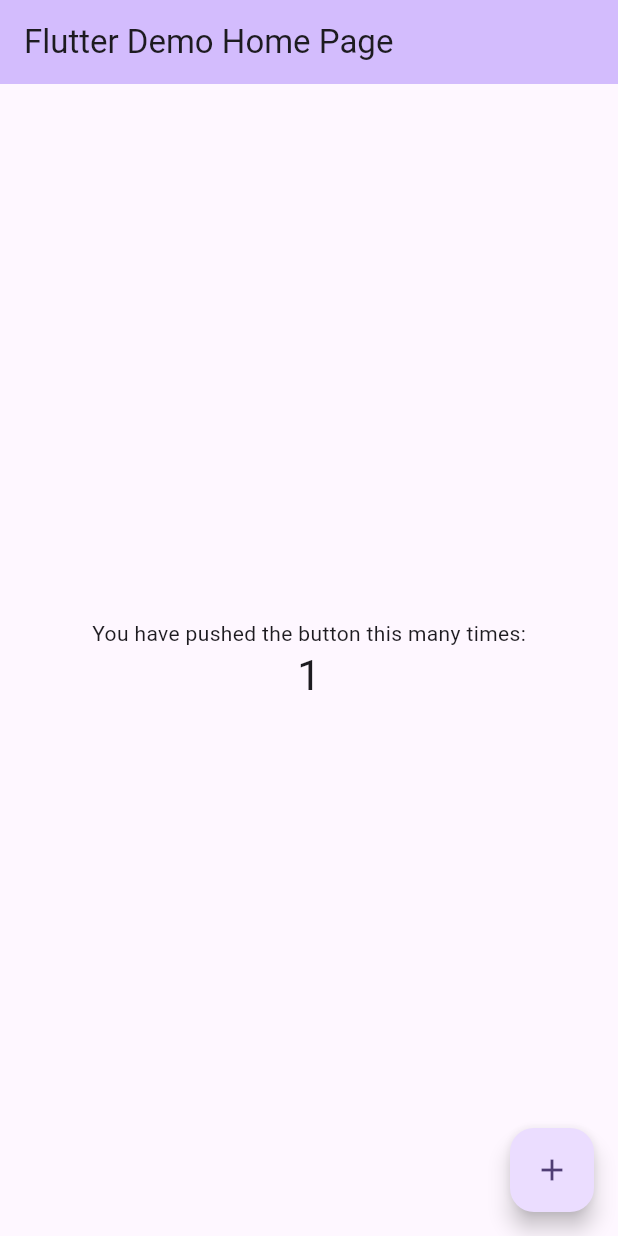
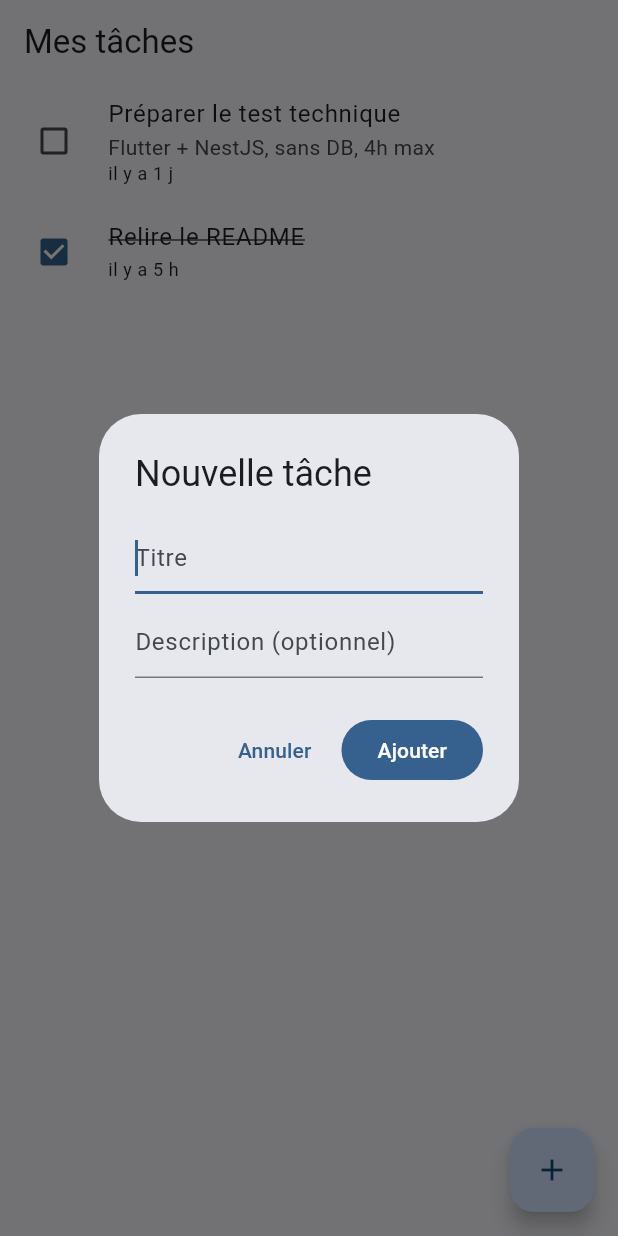
Before and after one commit to Santatriniaina17/task-manager-flutter, a Flutter app: the screen it shows after launch, after a tap on the "add" icon, on a phone screen of 412 x 824 dp. Run offline on Flutter 3.47's test engine with Material 3 defaults, Android fonts, the phone set to English and light mode, and no system bars.

Commit message:
29/07/2026

```diff
--- a/lib/main.dart
+++ b/lib/main.dart
@@ -1,4 +1,7 @@
 import 'package:flutter/material.dart';
+import 'package:provider/provider.dart';
+import 'package:task_manager_lite/providers/task_provider.dart';
+import 'package:task_manager_lite/screens/task_list_screen.dart';
 
 void main() {
   runApp(const MyApp());
@@ -7,115 +10,18 @@ void main() {
 class MyApp extends StatelessWidget {
   const MyApp({super.key});
 
-  // This widget is the root of your application.
   @override
   Widget build(BuildContext context) {
-    return MaterialApp(
-      title: 'Flutter Demo',
-      theme: ThemeData(
-        // This is the theme of your application.
-        //
-        // TRY THIS: Try running your application with "flutter run". You'll see
-        // the application has a purple toolbar. Then, without quitting the app,
-        // try changing the seedColor in the colorScheme below to Colors.green
-        // and then invoke "hot reload" (save your changes or press the "hot
-        // reload" button in a Flutter-supported IDE, or press "r" if you used
-        // the command line to start the app).
-        //
-        // Notice that the counter didn't reset back to zero; the application
-        // state is not lost during the reload. To reset the state, use hot
-        // restart instead.
-        //
-        // This works for code too, not just values: Most code changes can be
-        // tested with just a hot reload.
-        colorScheme: .fromSeed(seedColor: Colors.deepPurple),
-      ),
-      home: const MyHomePage(title: 'Flutter Demo Home Page'),
-    );
-  }
-}
-
-class MyHomePage extends StatefulWidget {
-  const MyHomePage({super.key, required this.title});
-
-  // This widget is the home page of your application. It is stateful, meaning
-  // that it has a State object (defined below) that contains fields that affect
-  // how it looks.
-
-  // This class is the configuration for the state. It holds the values (in this
-  // case the title) provided by the parent (in this case the App widget) and
-  // used by the build method of the State. Fields in a Widget subclass are
-  // always marked "final".
-
-  final String title;
-
-  @override
-  State<MyHomePage> createState() => _MyHomePageState();
-}
-
-class _MyHomePageState extends State<MyHomePage> {
-  int _counter = 0;
-
-  void _incrementCounter() {
-    setState(() {
-      // This call to setState tells the Flutter framework that something has
-      // changed in this State, which causes it to rerun the build method below
-      // so that the display can reflect the updated values. If we changed
-      // _counter without calling setState(), then the build method would not be
-      // called again, and so nothing would appear to happen.
-      _counter++;
-    });
-  }
-
-  @override
-  Widget build(BuildContext context) {
-    // This method is rerun every time setState is called, for instance as done
-    // by the _incrementCounter method above.
-    //
-    // The Flutter framework has been optimized to make rerunning build methods
-    // fast, so that you can just rebuild anything that needs updating rather
-    // than having to individually change instances of widgets.
-    return Scaffold(
-      appBar: AppBar(
-        // TRY THIS: Try changing the color here to a specific color (to
-        // Colors.amber, perhaps?) and trigger a hot reload to see the AppBar
-        // change color while the other colors stay the same.
-        backgroundColor: Theme.of(context).colorScheme.inversePrimary,
-        // Here we take the value from the MyHomePage object that was created by
-        // the App.build method, and use it to set our appbar title.
-        title: Text(widget.title),
-      ),
-      body: Center(
-        // Center is a layout widget. It takes a single child and positions it
-        // in the middle of the parent.
-        child: Column(
-          // Column is also a layout widget. It takes a list of children and
-          // arranges them vertically. By default, it sizes itself to fit its
-          // children horizontally, and tries to be as tall as its parent.
-          //
-          // Column has various properties to control how it sizes itself and
-          // how it positions its children. Here we use mainAxisAlignment to
-          // center the children vertically; the main axis here is the vertical
-          // axis because Columns are vertical (the cross axis would be
-          // horizontal).
-          //
-          // TRY THIS: Invoke "debug painting" (choose the "Toggle Debug Paint"
-          // action in the IDE, or press "p" in the console), to see the
-          // wireframe for each widget.
-          mainAxisAlignment: .center,
-          children: [
-            const Text('You have pushed the button this many times:'),
-            Text(
-              '$_counter',
-              style: Theme.of(context).textTheme.headlineMedium,
-            ),
-          ],
+    return ChangeNotifierProvider(
+      create: (_) => TaskProvider()..fetchTasks(),
+      child: MaterialApp(
+        title: 'Task Manager Lite',
+        debugShowCheckedModeBanner: false,
+        theme: ThemeData(
+          colorScheme: ColorScheme.fromSeed(seedColor: Colors.blue),
+          useMaterial3: true,
         ),
-      ),
-      floatingActionButton: FloatingActionButton(
-        onPressed: _incrementCounter,
-        tooltip: 'Increment',
-        child: const Icon(Icons.add),
+        home: const TaskListScreen(),
       ),
     );
   }
--- a/lib/models/task.dart
+++ b/lib/models/task.dart
@@ -1,24 +1,55 @@
 class Task {
   final String id;
   final String title;
+  final String? description;
   final bool isDone;
+  final DateTime createdAt;
 
-  Task({required this.id, required this.title, required this.isDone});
+  Task({
+    required this.id,
+    required this.title,
+    required this.isDone,
+    this.description,
+    required this.createdAt,
+  });
+
+  //copier et modifiée
+  Task copyWith({
+    String? id,
+    String? title,
+    bool? isDone,
+    String? description,
+    DateTime? createdAt,
+  }) {
+    return Task(
+      id: id ?? this.id,
+      title: title ?? this.title,
+      isDone: isDone ?? this.isDone,
+      description: description ?? this.description,
+      createdAt: createdAt ?? this.createdAt,
+    );
+  }
 
   factory Task.fromJson(Map<String, dynamic> json) {
-    return Task(id: json['id'], title: json['title'], isDone: json['isDone']);
+    return Task(
+      id: json['id'].toString(),
+      title: json['title'] as String,
+      description: json['description'] as String?,
+      isDone: json['isDone'] as bool? ?? false,
+      createdAt: DateTime.parse(json['createdAt'] as String),
+    );
   }
 
   Map<String, dynamic> toJson() {
-    return {'title': title, 'isDone': isDone};
+    return {
+      'title': title,
+      'description': description,
+      'isDone': isDone,
+      'createdAt': createdAt.toIso8601String(),
+    };
   }
 
-  //copier et modifiée
-  Task copyWith({String? title, bool? isDone}) {
-    return Task(
-      id: id,
-      title: title ?? this.title,
-      isDone: isDone ?? this.isDone,
-    );
-  }
+  @override
+  String toString() =>
+      'Task(id: $id, title: $title, description: $description, isDone: $isDone, createdAt: $createdAt)';
 }
--- /dev/null
+++ b/lib/providers/task_provider.dart
@@ -0,0 +1,86 @@
+import 'package:flutter/foundation.dart';
+import '../models/task.dart';
+import '../repositories/task_repository.dart';
+import '../repositories/mock_task_repository.dart';
+
+class TaskProvider extends ChangeNotifier {
+  final TaskRepository _repository;
+
+  TaskProvider({TaskRepository? repository})
+    : _repository = repository ?? MockTaskRepository();
+
+  List<Task> _tasks = [];
+  bool _isLoading = false;
+  String? _errorMessage;
+
+  List<Task> get tasks => List.unmodifiable(_tasks);
+  bool get isLoading => _isLoading;
+  String? get errorMessage => _errorMessage;
+
+  Future<void> fetchTasks() async {
+    _isLoading = true;
+    _errorMessage = null;
+    notifyListeners();
+
+    try {
+      _tasks = await _repository.fetchTasks();
+    } on TaskRepositoryException catch (e) {
+      _errorMessage = e.message;
+    } finally {
+      _isLoading = false;
+      notifyListeners();
+    }
+  }
+
+  Future<void> addTask(String title, {String? description}) async {
+    _errorMessage = null;
+    try {
+      final created = await _repository.createTask(
+        title: title,
+        description: description,
+      );
+      _tasks = [..._tasks, created];
+      notifyListeners();
+    } on TaskRepositoryException catch (e) {
+      _errorMessage = e.message;
+      notifyListeners();
+    }
+  }
+
+  /// Coche / décoche une tâche avec mise à jour optimiste.
+  Future<void> toggleTask(Task task) async {
+    final previousTasks = _tasks;
+    final optimistic = task.copyWith(isDone: !task.isDone);
+    _tasks = _tasks.map((t) => t.id == task.id ? optimistic : t).toList();
+    _errorMessage = null;
+    notifyListeners();
+
+    try {
+      final updated = await _repository.updateTask(
+        task.id,
+        isDone: optimistic.isDone,
+      );
+      _tasks = _tasks.map((t) => t.id == task.id ? updated : t).toList();
+    } on TaskRepositoryException catch (e) {
+      _tasks = previousTasks; // rollback
+      _errorMessage = e.message;
+    } finally {
+      notifyListeners();
+    }
+  }
+
+  Future<void> deleteTask(String id) async {
+    final previousTasks = _tasks;
+    _tasks = _tasks.where((t) => t.id != id).toList();
+    _errorMessage = null;
+    notifyListeners();
+
+    try {
+      await _repository.deleteTask(id);
+    } on TaskRepositoryException catch (e) {
+      _tasks = previousTasks; // rollback
+      _errorMessage = e.message;
+      notifyListeners();
+    }
+  }
+}
--- /dev/null
+++ b/lib/repositories/mock_task_repository.dart
@@ -0,0 +1,89 @@
+import '../models/task.dart';
+import 'task_repository.dart';
+
+class MockTaskRepository implements TaskRepository {
+  int _idCounter = 3; // 1 et 2 déjà utilisés par les tâches de seed
+  final Duration latency;
+
+  final bool shouldFail;
+
+  MockTaskRepository({
+    this.latency = const Duration(milliseconds: 500),
+    this.shouldFail = false,
+  });
+
+  final List<Task> _tasks = [
+    Task(
+      id: '1',
+      title: 'Préparer le test technique',
+      description: 'Flutter + NestJS, sans DB, 4h max',
+      isDone: false,
+      createdAt: DateTime.now().subtract(const Duration(days: 1)),
+    ),
+    Task(
+      id: '2',
+      title: 'Relire le README',
+      isDone: true,
+      createdAt: DateTime.now().subtract(const Duration(hours: 5)),
+    ),
+  ];
+
+  Future<void> _simulateNetwork() async {
+    await Future.delayed(latency);
+    if (shouldFail) {
+      throw TaskRepositoryException('Erreur réseau simulée.');
+    }
+  }
+
+  @override
+  Future<List<Task>> fetchTasks() async {
+    await _simulateNetwork();
+    // Retourne une copie pour ne pas exposer la liste interne.
+    return List.unmodifiable(_tasks);
+  }
+
+  @override
+  Future<Task> createTask({required String title, String? description}) async {
+    await _simulateNetwork();
+    final task = Task(
+      id: (_idCounter++).toString(),
+      title: title,
+      description: description,
+      isDone: false,
+      createdAt: DateTime.now(),
+    );
+    _tasks.add(task);
+    return task;
+  }
+
+  @override
+  Future<Task> updateTask(
+    String id, {
+    String? title,
+    String? description,
+    bool? isDone,
+  }) async {
+    await _simulateNetwork();
+    final index = _tasks.indexWhere((t) => t.id == id);
+    if (index == -1) {
+      throw TaskRepositoryException('Tâche $id introuvable.');
+    }
+    final updated = _tasks[index].copyWith(
+      title: title,
+      description: description,
+      isDone: isDone,
+    );
+    _tasks[index] = updated;
+    return updated;
+  }
+
+  @override
+  Future<void> deleteTask(String id) async {
+    await _simulateNetwork();
+    final removed = _tasks.any((t) => t.id == id);
+    if (!removed) {
+      throw TaskRepositoryException('Tâche $id introuvable.');
+    }
+    _tasks.removeWhere((t) => t.id == id);
+  }
+}
--- /dev/null
+++ b/lib/repositories/task_repository.dart
@@ -0,0 +1,24 @@
+import '../models/task.dart';
+
+class TaskRepositoryException implements Exception {
+  final String message;
+  TaskRepositoryException(this.message);
+
+  @override
+  String toString() => message;
+}
+
+abstract class TaskRepository {
+  Future<List<Task>> fetchTasks();
+
+  Future<Task> createTask({required String title, String? description});
+
+  Future<Task> updateTask(
+    String id, {
+    String? title,
+    String? description,
+    bool? isDone,
+  });
+
+  Future<void> deleteTask(String id);
+}
--- /dev/null
+++ b/lib/screens/task_list_screen.dart
@@ -0,0 +1,89 @@
+import 'package:flutter/material.dart';
+import 'package:provider/provider.dart';
+import '../providers/task_provider.dart';
+import '../widgets/task_tile.dart';
+import '../widgets/add_task_dialog.dart';
+import '../widgets/empty_state.dart';
+
+class TaskListScreen extends StatelessWidget {
+  const TaskListScreen({super.key});
+
+  @override
+  Widget build(BuildContext context) {
+    return Scaffold(
+      appBar: AppBar(title: const Text('Mes tâches')),
+      body: Consumer<TaskProvider>(
+        builder: (context, provider, _) {
+          return Column(
+            children: [
+              if (provider.errorMessage != null)
+                _ErrorBanner(message: provider.errorMessage!),
+              Expanded(child: _buildBody(context, provider)),
+            ],
+          );
+        },
+      ),
+      floatingActionButton: FloatingActionButton(
+        onPressed: () async {
+          final input = await showAddTaskDialog(context);
+          if (input != null && input.title.isNotEmpty) {
+            // ignore: use_build_context_synchronously
+            context.read<TaskProvider>().addTask(
+              input.title,
+              description: input.description,
+            );
+          }
+        },
+        child: const Icon(Icons.add),
+      ),
+    );
+  }
+
+  Widget _buildBody(BuildContext context, TaskProvider provider) {
+    if (provider.isLoading && provider.tasks.isEmpty) {
+      return const Center(child: CircularProgressIndicator());
+    }
+
+    if (provider.tasks.isEmpty) {
+      return RefreshIndicator(
+        onRefresh: provider.fetchTasks,
+        // Wrap dans un ListView pour que le pull-to-refresh
+        // fonctionne même quand la liste est vide.
+        child: ListView(children: const [SizedBox(height: 120), EmptyState()]),
+      );
+    }
+
+    return RefreshIndicator(
+      onRefresh: provider.fetchTasks,
+      child: ListView.builder(
+        itemCount: provider.tasks.length,
+        itemBuilder: (context, index) {
+          final task = provider.tasks[index];
+          return TaskTile(
+            task: task,
+            onToggle: (t) => provider.toggleTask(t),
+            onDelete: (id) => provider.deleteTask(id),
+          );
+        },
+      ),
+    );
+  }
+}
+
+class _ErrorBanner extends StatelessWidget {
+  final String message;
+  const _ErrorBanner({required this.message});
+
+  @override
+  Widget build(BuildContext context) {
+    return Container(
+      width: double.infinity,
+      color: Theme.of(context).colorScheme.errorContainer,
+      padding: const EdgeInsets.symmetric(horizontal: 16, vertical: 10),
+      child: Text(
+        message,
+        style: TextStyle(color: Theme.of(context).colorScheme.onErrorContainer),
+      ),
+    );
+  }
+}
--- /dev/null
+++ b/lib/widgets/add_task_dialog.dart
@@ -0,0 +1,53 @@
+import 'package:flutter/material.dart';
+
+class NewTaskInput {
+  final String title;
+  final String? description;
+  NewTaskInput(this.title, this.description);
+}
+
+/// Retourne le titre + description saisis (ou null si annulé).
+Future<NewTaskInput?> showAddTaskDialog(BuildContext context) {
+  final titleController = TextEditingController();
+  final descriptionController = TextEditingController();
+
+  return showDialog<NewTaskInput>(
+    context: context,
+    builder: (context) => AlertDialog(
+      title: const Text('Nouvelle tâche'),
+      content: Column(
+        mainAxisSize: MainAxisSize.min,
+        children: [
+          TextField(
+            controller: titleController,
+            autofocus: true,
+            decoration: const InputDecoration(hintText: 'Titre'),
+          ),
+          const SizedBox(height: 8),
+          TextField(
+            controller: descriptionController,
+            decoration: const InputDecoration(
+              hintText: 'Description (optionnel)',
+            ),
+          ),
+        ],
+      ),
+      actions: [
+        TextButton(
+          onPressed: () => Navigator.of(context).pop(),
+          child: const Text('Annuler'),
+        ),
+        FilledButton(
+          onPressed: () {
+            final title = titleController.text.trim();
+            final description = descriptionController.text.trim();
+            Navigator.of(context).pop(
+              NewTaskInput(title, description.isEmpty ? null : description),
+            );
+          },
+          child: const Text('Ajouter'),
+        ),
+      ],
+    ),
+  );
+}
--- /dev/null
+++ b/lib/widgets/task_tile.dart
@@ -0,0 +1,63 @@
+import 'package:flutter/material.dart';
+import '../models/task.dart';
+
+class TaskTile extends StatelessWidget {
+  final Task task;
+  final ValueChanged<Task> onToggle;
+  final ValueChanged<String> onDelete;
+
+  const TaskTile({
+    super.key,
+    required this.task,
+    required this.onToggle,
+    required this.onDelete,
+  });
+
+  String _formatDate(DateTime date) {
+    final now = DateTime.now();
+    final diff = now.difference(date);
+    if (diff.inDays >= 1) return 'il y a ${diff.inDays} j';
+    if (diff.inHours >= 1) return 'il y a ${diff.inHours} h';
+    return 'à l\'instant';
+  }
+
+  @override
+  Widget build(BuildContext context) {
+    return Dismissible(
+      key: ValueKey(task.id),
+      direction: DismissDirection.endToStart,
+      background: Container(
+        alignment: Alignment.centerRight,
+        padding: const EdgeInsets.only(right: 20),
+        color: Theme.of(context).colorScheme.errorContainer,
+        child: Icon(
+          Icons.delete_outline,
+          color: Theme.of(context).colorScheme.onErrorContainer,
+        ),
+      ),
+      onDismissed: (_) => onDelete(task.id),
+      child: CheckboxListTile(
+        value: task.isDone,
+        onChanged: (_) => onToggle(task),
+        controlAffinity: ListTileControlAffinity.leading,
+        title: Text(
+          task.title,
+          style: task.isDone
+              ? const TextStyle(decoration: TextDecoration.lineThrough)
+              : null,
+        ),
+        subtitle: Column(
+          crossAxisAlignment: CrossAxisAlignment.start,
+          children: [
+            if (task.description != null && task.description!.isNotEmpty)
+              Text(task.description!),
+            Text(
+              _formatDate(task.createdAt),
+              style: Theme.of(context).textTheme.bodySmall,
+            ),
+          ],
+        ),
+      ),
+    );
+  }
+}
--- a/pubspec.yaml
+++ b/pubspec.yaml
@@ -2,7 +2,7 @@ name: task_manager_lite
 description: "A new Flutter project."
 # The following line prevents the package from being accidentally published to
 # pub.dev using `flutter pub publish`. This is preferred for private packages.
-publish_to: 'none' # Remove this line if you wish to publish to pub.dev
+publish_to: "none" # Remove this line if you wish to publish to pub.dev
 
 # The following defines the version and build number for your application.
 # A version number is three numbers separated by dots, like 1.2.43
@@ -30,7 +30,8 @@ environment:
 dependencies:
   flutter:
     sdk: flutter
-
+  provider: ^6.1.2
+  http: ^1.2.1
   # The following adds the Cupertino Icons font to your application.
   # Use with the CupertinoIcons class for iOS style icons.
   cupertino_icons: ^1.0.8
@@ -51,7 +52,6 @@ dev_dependencies:
 
 # The following section is specific to Flutter packages.
 flutter:
-
   # The following line ensures that the Material Icons font is
   # included with your application, so that you can use the icons in
   # the material Icons class.
```
Also changed, not shown: lib/widgets/empty_state.dart (added, +34 -0 lines), pubspec.lock.
